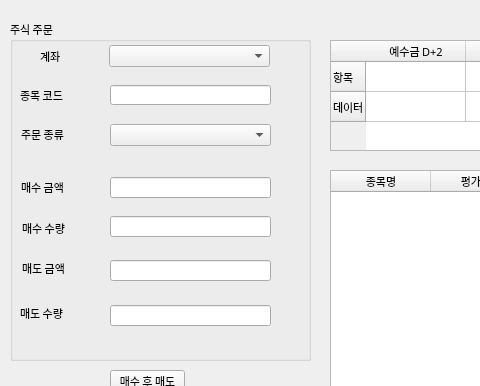
Above: guruma_one.ui from jbpark/JbTrader before the change; both pictures show x 0 to 480 and y 0 to 386 of the 986 by 1118 pixel window. Below: the same form after it.
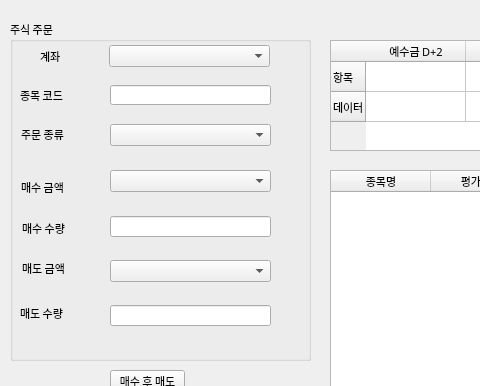
That is the form after the change. Icons and pictures are not drawn.

Commit message: 매수/매도 가격에 현재가 정보 업데이트 추가

What changed in the file:
```diff
--- a/guruma_one.ui
+++ b/guruma_one.ui
@@ -167,16 +167,6 @@
       <string>매도 수량</string>
      </property>
     </widget>
-    <widget class="QLineEdit" name="buyPrice">
-     <property name="geometry">
-      <rect>
-       <x>100</x>
-       <y>157</y>
-       <width>161</width>
-       <height>21</height>
-      </rect>
-     </property>
-    </widget>
     <widget class="QLineEdit" name="buyAmount">
      <property name="geometry">
       <rect>
@@ -187,16 +177,6 @@
       </rect>
      </property>
     </widget>
-    <widget class="QLineEdit" name="sellPrice">
-     <property name="geometry">
-      <rect>
-       <x>100</x>
-       <y>240</y>
-       <width>161</width>
-       <height>21</height>
-      </rect>
-     </property>
-    </widget>
     <widget class="QLineEdit" name="sellAmount">
      <property name="geometry">
       <rect>
@@ -207,6 +187,26 @@
       </rect>
      </property>
     </widget>
+    <widget class="QComboBox" name="buyPrice">
+     <property name="geometry">
+      <rect>
+       <x>100</x>
+       <y>150</y>
+       <width>161</width>
+       <height>22</height>
+      </rect>
+     </property>
+    </widget>
+    <widget class="QComboBox" name="sellPrice">
+     <property name="geometry">
+      <rect>
+       <x>100</x>
+       <y>240</y>
+       <width>161</width>
+       <height>22</height>
+      </rect>
+     </property>
+    </widget>
    </widget>
    <widget class="QPushButton" name="buyButton">
     <property name="geometry">
```
The commit also changes 1 other file.
